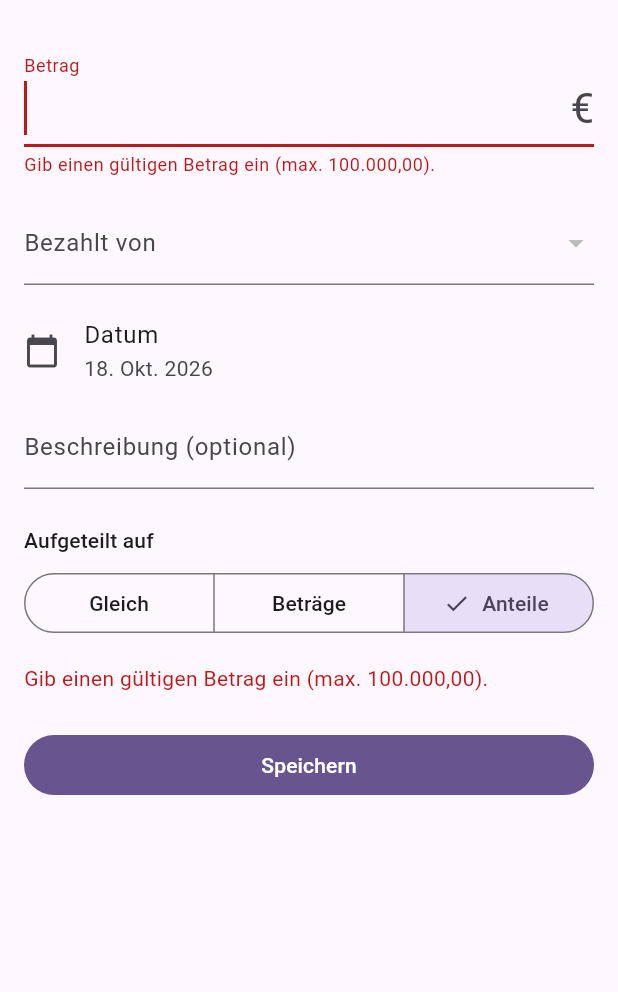
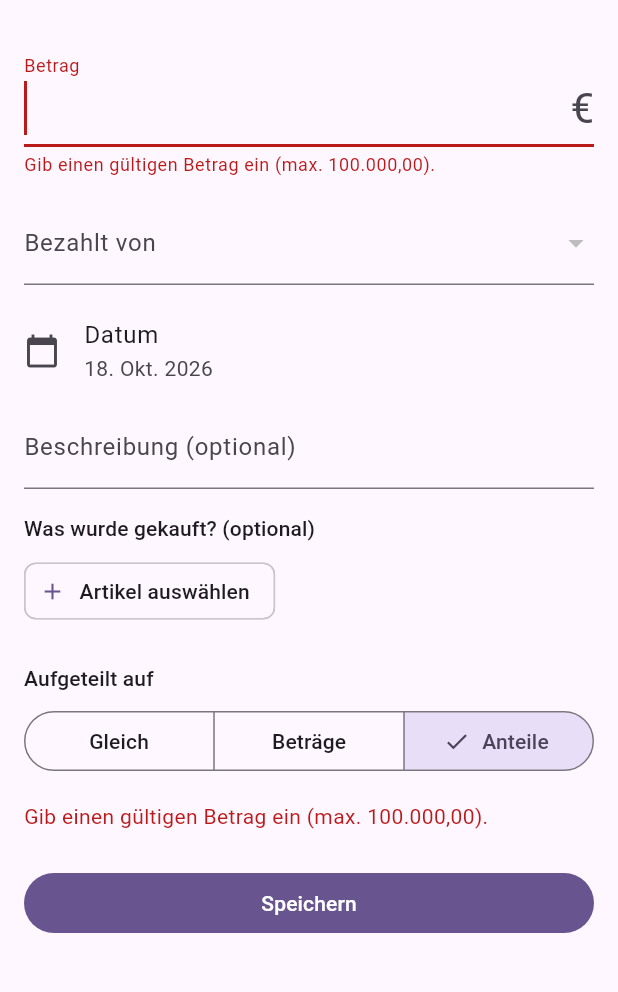
Before and after one commit to hakanemirarslan/WG-App, a Flutter app: the ExpenseFormPage screen opened directly with empty values, after a tap on "Beträge", after a tap on "Anteile", after a tap on "Speichern", on a phone screen of 412 x 824 dp, the part 63-1055 px from its top. Run offline on Flutter 3.47's test engine with Material 3 defaults, Android fonts, the phone set to English and light mode, and no system bars; our stand-ins replace flutter_riverpod, go_router, supabase_flutter; accounts and stored records are empty; generated files the repository leaves out were written again.

Commit message:
Add multi-select product picker to the expense form (Hafta 4)
- PickedProduct moves to the catalog data layer
- Expense items are saved through save_expense and shown on the detail page
- Mark Hafta 4 done in PLAN

```diff
--- a/lib/features/catalog/data/catalog_repository.dart
+++ b/lib/features/catalog/data/catalog_repository.dart
@@ -23,6 +23,22 @@ class ProductName {
     if (customName != null) return customName!;
     return (languageCode == 'de' ? nameDe : nameEn) ?? nameDe ?? nameEn ?? '';
   }
+}
+
+/// What the user picked: a catalog product or a new free-text one.
+/// Exactly one of the two fields is set.
+class PickedProduct {
+  final String? catalogItemId;
+  final String? customName;
+
+  const PickedProduct.catalog(String this.catalogItemId) : customName = null;
+  const PickedProduct.custom(String this.customName) : catalogItemId = null;
+
+  /// Identity for "already chosen?" checks. Free text compares the way the
+  /// database does (case-insensitive), so "milch" and "Milch" are one product.
+  String get key => catalogItemId != null
+      ? 'catalog:$catalogItemId'
+      : 'custom:${customName!.trim().toLowerCase()}';
 }
 
 class CatalogItem {
--- a/lib/features/expenses/data/expenses_repository.dart
+++ b/lib/features/expenses/data/expenses_repository.dart
@@ -12,6 +12,24 @@ class ExpenseShareDetail {
   ExpenseShareDetail({required this.userId, required this.name, required this.shareCents});
 }
 
+class ExpenseItem {
+  final ProductName name;
+  final PickedProduct product;
+
+  ExpenseItem({required this.name, required this.product});
+
+  /// [map] is a `group_items` row (with `catalog_item_id` and the embedded catalog names).
+  factory ExpenseItem.fromGroupItemMap(Map<String, dynamic> map) {
+    final catalogItemId = map['catalog_item_id'] as String?;
+    return ExpenseItem(
+      name: ProductName.fromGroupItemMap(map),
+      product: catalogItemId != null
+          ? PickedProduct.catalog(catalogItemId)
+          : PickedProduct.custom(map['custom_name'] as String),
+    );
+  }
+}
+
 class Expense {
   final String id;
   final String paidBy;
@@ -21,7 +39,7 @@ class Expense {
   final DateTime date;
   final String createdBy;
   final List<ExpenseShareDetail> shares;
-  final List<ProductName> items;
+  final List<ExpenseItem> items;
 
   Expense({
     required this.id,
@@ -56,7 +74,7 @@ class Expense {
       ]..sort((a, b) => a.name.compareTo(b.name)),
       items: [
         for (final item in items)
-          ProductName.fromGroupItemMap(item['group_items'] as Map<String, dynamic>),
+          ExpenseItem.fromGroupItemMap(item['group_items'] as Map<String, dynamic>),
       ],
     );
   }
@@ -66,7 +84,7 @@ class Expense {
   String? displayTitle(String languageCode) {
     if (description != null) return description;
     if (items.isEmpty) return null;
-    return items.map((item) => item.localized(languageCode)).join(', ');
+    return items.map((item) => item.name.localized(languageCode)).join(', ');
   }
 }
 
@@ -78,7 +96,7 @@ class ExpensesRepository {
           'id, paid_by, amount_cents, description, expense_date, created_by, '
           'payer:profiles!expenses_paid_by_fkey(display_name), '
           'expense_shares(user_id, share_cents, profiles(display_name)), '
-          'expense_items(group_items(custom_name, catalog_items(name_de, name_en)))',
+          'expense_items(group_items(catalog_item_id, custom_name, catalog_items(name_de, name_en)))',
         )
         .eq('group_id', groupId)
         .order('expense_date', ascending: false)
--- a/lib/features/expenses/ui/expense_form_page.dart
+++ b/lib/features/expenses/ui/expense_form_page.dart
@@ -7,6 +7,9 @@ import '../../../core/money.dart';
 import '../../../core/supabase_client.dart';
 import '../../../domain/split.dart';
 import '../../../l10n/app_localizations.dart';
+import '../../catalog/data/catalog_repository.dart';
+import '../../catalog/providers/catalog_providers.dart';
+import '../../catalog/ui/product_picker_sheet.dart';
 import '../../groups/providers/groups_providers.dart';
 import '../../groups/ui/group_error_text.dart';
 import '../data/expenses_repository.dart';
@@ -95,6 +98,7 @@ class _ExpenseFormState extends ConsumerState<_ExpenseForm> {
   final Map<String, TextEditingController> _shareAmountControllers = {};
   final Map<String, TextEditingController> _weightControllers = {};
   late final Set<String> _selected;
+  List<PickedProduct> _items = [];
   late String _payerId;
   late DateTime _date;
   SplitMode _mode = SplitMode.equal;
@@ -122,6 +126,7 @@ class _ExpenseFormState extends ConsumerState<_ExpenseForm> {
       _payerId = initial.paidBy;
       _date = initial.date;
       _descriptionController.text = initial.description ?? '';
+      _items = [for (final item in initial.items) item.product];
 
       // The split mode is not stored: show "equal" if the saved shares are
       // exactly what an equal split would give, otherwise the saved amounts.
@@ -211,6 +216,17 @@ class _ExpenseFormState extends ConsumerState<_ExpenseForm> {
     });
   }
 
+  Future<void> _chooseItems() async {
+    final chosen = await showProductMultiPicker(context, widget.groupId, initial: _items);
+    if (chosen != null) setState(() => _items = chosen);
+  }
+
+  String _itemLabel(PickedProduct product, List<CatalogItem> catalog) {
+    if (product.customName != null) return product.customName!;
+    final matches = catalog.where((c) => c.id == product.catalogItemId);
+    return matches.isEmpty ? '' : matches.first.localized(_lang);
+  }
+
   Future<void> _pickDate() async {
     final picked = await showDatePicker(
       context: context,
@@ -231,6 +247,16 @@ class _ExpenseFormState extends ConsumerState<_ExpenseForm> {
 
     setState(() => _isSaving = true);
     try {
+      // Turn the picks into the group's product records (created if new).
+      final catalogRepository = ref.read(catalogRepositoryProvider);
+      final itemIds = <String>[
+        for (final product in _items)
+          await catalogRepository.getOrCreateGroupItem(
+            widget.groupId,
+            catalogItemId: product.catalogItemId,
+            customName: product.customName,
+          ),
+      ];
       await ref.read(expensesRepositoryProvider).saveExpense(
             groupId: widget.groupId,
             expenseId: widget.initial?.id,
@@ -239,6 +265,7 @@ class _ExpenseFormState extends ConsumerState<_ExpenseForm> {
             description: _descriptionController.text,
             date: _date,
             shares: result.shares!,
+            itemIds: itemIds,
           );
       ref.invalidate(expensesProvider(widget.groupId));
       if (mounted) context.pop();
@@ -306,6 +333,26 @@ class _ExpenseFormState extends ConsumerState<_ExpenseForm> {
             TextField(
               controller: _descriptionController,
               decoration: InputDecoration(labelText: l10n.descriptionLabel),
+            ),
+            const SizedBox(height: 16),
+            Text(l10n.itemsTitle, style: Theme.of(context).textTheme.titleSmall),
+            const SizedBox(height: 8),
+            Wrap(
+              spacing: 8,
+              runSpacing: 4,
+              crossAxisAlignment: WrapCrossAlignment.center,
+              children: [
+                for (final product in _items)
+                  InputChip(
+                    label: Text(_itemLabel(product, ref.watch(catalogProvider).value ?? const [])),
+                    onDeleted: () => setState(() => _items.remove(product)),
+                  ),
+                ActionChip(
+                  avatar: const Icon(Icons.add),
+                  label: Text(l10n.chooseItemsButton),
+                  onPressed: _chooseItems,
+                ),
+              ],
             ),
             const SizedBox(height: 24),
             Text(l10n.splitBetweenTitle, style: Theme.of(context).textTheme.titleSmall),
--- a/lib/l10n/app_de.arb
+++ b/lib/l10n/app_de.arb
@@ -105,5 +105,8 @@
   "editButton": "Bearbeiten",
   "formerMemberSuffix": "(ehemaliges Mitglied)",
   "errorNotAllowed": "Nur die Person, die die Ausgabe erstellt hat, oder ein Admin darf sie ändern.",
-  "errorInvalidParticipant": "Alle Beteiligten müssen aktive Gruppenmitglieder sein."
+  "errorInvalidParticipant": "Alle Beteiligten müssen aktive Gruppenmitglieder sein.",
+  "itemsTitle": "Was wurde gekauft? (optional)",
+  "chooseItemsButton": "Artikel auswählen",
+  "pickerDoneButton": "Fertig ({count})"
 }
--- a/lib/l10n/app_en.arb
+++ b/lib/l10n/app_en.arb
@@ -122,5 +122,9 @@
   "editButton": "Edit",
   "formerMemberSuffix": "(former member)",
   "errorNotAllowed": "Only the creator or an admin can change this expense.",
-  "errorInvalidParticipant": "Everyone involved must be an active member of the group."
+  "errorInvalidParticipant": "Everyone involved must be an active member of the group.",
+  "itemsTitle": "What was bought (optional)",
+  "chooseItemsButton": "Choose items",
+  "pickerDoneButton": "Done ({count})",
+  "@pickerDoneButton": {"placeholders": {"count": {"type": "int"}}}
 }
```
Also changed, not shown: lib/features/catalog/ui/product_picker_sheet.dart (+91 -19 lines), lib/features/expenses/ui/expense_detail_page.dart (+10 -0 lines), 1 other file.
